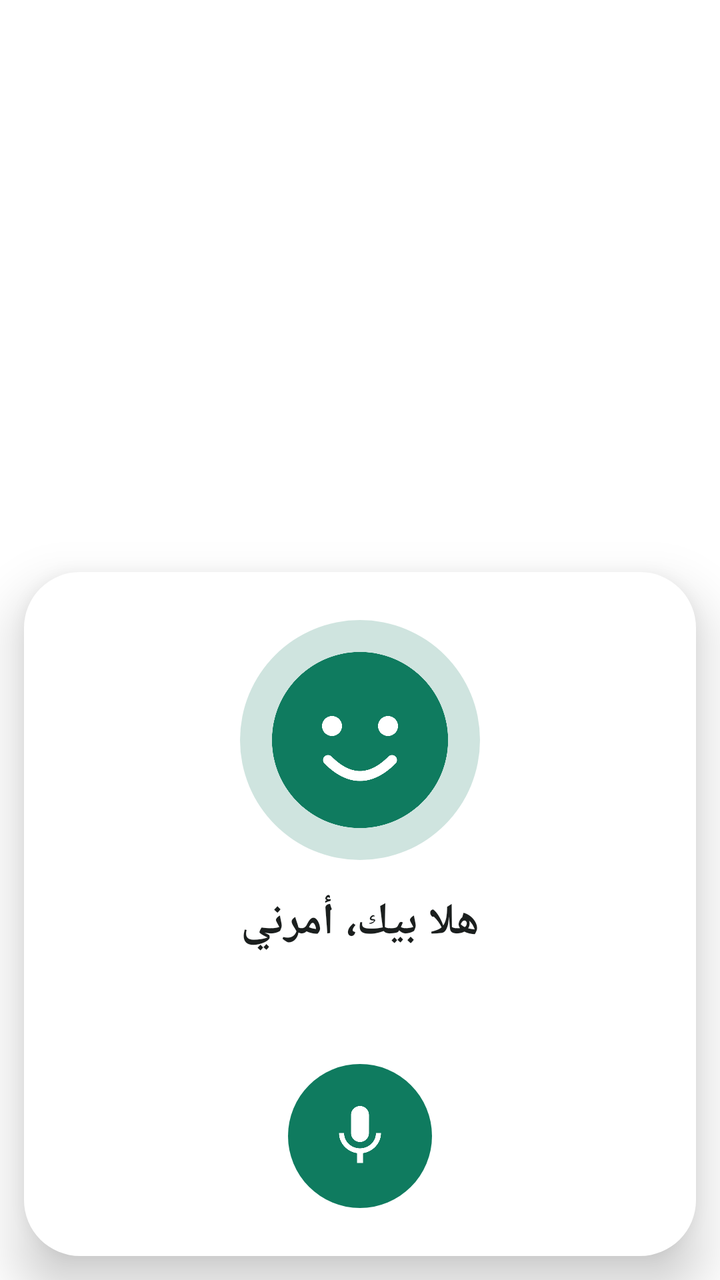
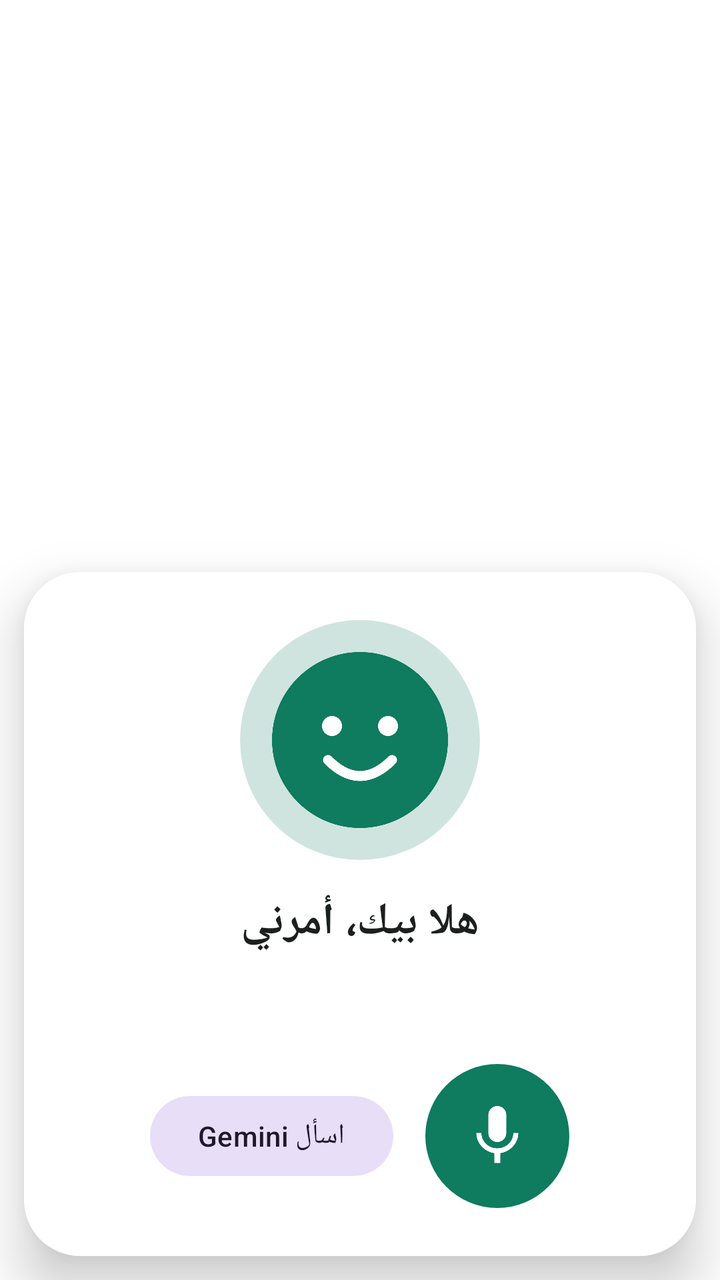

Compare the two renders of this Android layout. The source of the first and the diff that turns it into the second are given below.
<!-- AndroidManifest.xml: activity theme Theme.Naffith.Popup -->
<!-- res/layout/activity_voice_popup.xml -->
<?xml version="1.0" encoding="utf-8"?>
<FrameLayout xmlns:android="http://schemas.android.com/apk/res/android"
    android:id="@+id/popupRoot"
    android:layout_width="match_parent"
    android:layout_height="match_parent"
    android:layoutDirection="rtl">

    <LinearLayout
        android:id="@+id/popupCard"
        android:layout_width="match_parent"
        android:layout_height="wrap_content"
        android:layout_gravity="bottom"
        android:layout_margin="12dp"
        android:background="@drawable/bg_popup"
        android:elevation="16dp"
        android:gravity="center_horizontal"
        android:orientation="vertical"
        android:padding="24dp">

        <FrameLayout
            android:layout_width="120dp"
            android:layout_height="120dp">

            <View
                android:id="@+id/avatarHalo"
                android:layout_width="match_parent"
                android:layout_height="match_parent"
                android:background="@drawable/bg_avatar_halo" />

            <ImageView
                android:layout_width="88dp"
                android:layout_height="88dp"
                android:layout_gravity="center"
                android:contentDescription="@string/app_name"
                android:src="@drawable/ic_assistant_avatar" />
        </FrameLayout>

        <TextView
            android:id="@+id/statusText"
            android:layout_width="match_parent"
            android:layout_height="wrap_content"
            android:layout_marginTop="16dp"
            android:gravity="center"
            android:text="@string/hf_greeting"
            android:textColor="@color/text_primary"
            android:textSize="22sp"
            android:textStyle="bold" />

        <TextView
            android:id="@+id/transcriptText"
            android:layout_width="match_parent"
            android:layout_height="wrap_content"
            android:layout_marginTop="8dp"
            android:gravity="center"
            android:minHeight="32dp"
            android:textColor="@color/text_secondary"
            android:textSize="18sp" />

        <ImageButton
            android:id="@+id/micButton"
            android:layout_width="72dp"
            android:layout_height="72dp"
            android:layout_marginTop="16dp"
            android:background="@drawable/bg_mic_idle"
            android:contentDescription="@string/mic_description"
            android:padding="18dp"
            android:scaleType="fitCenter"
            android:src="@drawable/ic_mic" />
    </LinearLayout>
</FrameLayout>
<!-- resources referenced by this layout -->
<resources>
  <color name="text_primary">#1B1F1E</color>
  <color name="text_secondary">#5C6663</color>
  <!-- drawable bg_avatar_halo (drawable) -->
  <?xml version="1.0" encoding="utf-8"?>
  <shape xmlns:android="http://schemas.android.com/apk/res/android" android:shape="oval">
      <solid android:color="#330F7B5F" />
  </shape>
  <!-- drawable bg_mic_idle (drawable) -->
  <?xml version="1.0" encoding="utf-8"?>
  <shape xmlns:android="http://schemas.android.com/apk/res/android" android:shape="oval">
      <solid android:color="@color/brand" />
  </shape>
  <!-- drawable bg_popup (drawable) -->
  <?xml version="1.0" encoding="utf-8"?>
  <shape xmlns:android="http://schemas.android.com/apk/res/android" android:shape="rectangle">
      <solid android:color="@color/white" />
      <corners android:radius="28dp" />
  </shape>
  <!-- drawable ic_assistant_avatar (drawable) -->
  <?xml version="1.0" encoding="utf-8"?>
  <vector xmlns:android="http://schemas.android.com/apk/res/android"
      android:width="88dp"
      android:height="88dp"
      android:viewportWidth="88"
      android:viewportHeight="88">
      <path
          android:fillColor="#0F7B5F"
          android:pathData="M44,0a44,44 0,1 1,0 88a44,44 0,1 1,0 -88z" />
      <path
          android:fillColor="#FFFFFF"
          android:pathData="M30,32a5,5 0,1 1,0 10a5,5 0,1 1,0 -10z" />
      <path
          android:fillColor="#FFFFFF"
          android:pathData="M58,32a5,5 0,1 1,0 10a5,5 0,1 1,0 -10z" />
      <path
          android:fillColor="#00000000"
          android:strokeColor="#FFFFFF"
          android:strokeLineCap="round"
          android:strokeWidth="5"
          android:pathData="M28,54q16,16 32,0" />
  </vector>
  <!-- drawable ic_mic (drawable) -->
  <vector xmlns:android="http://schemas.android.com/apk/res/android"
      android:width="24dp"
      android:height="24dp"
      android:viewportWidth="24"
      android:viewportHeight="24">
      <path
          android:fillColor="#FFFFFF"
          android:pathData="M12,14c1.66,0 2.99,-1.34 2.99,-3L15,5c0,-1.66 -1.34,-3 -3,-3S9,3.34 9,5v6c0,1.66 1.34,3 3,3zM17.3,11c0,3 -2.54,5.1 -5.3,5.1S6.7,14 6.7,11L5,11c0,3.41 2.72,6.23 6,6.72L11,21h2v-3.28c3.28,-0.48 6,-3.3 6,-6.72h-1.7z" />
  </vector>
  <string name="app_name">نفّذ</string>
  <string name="hf_greeting">هلا بيك، أمرني</string>
  <string name="mic_description">اضغط وتكلم</string>
  <style name="Theme.Naffith.Popup" parent="Theme.Naffith">
          <item name="android:windowIsTranslucent">true</item>
          <item name="android:windowBackground">@android:color/transparent</item>
          <item name="android:backgroundDimEnabled">true</item>
          <item name="android:backgroundDimAmount">0.4</item>
          <item name="android:windowAnimationStyle">@android:style/Animation.InputMethod</item>
          <item name="android:statusBarColor">@android:color/transparent</item>
      </style>
  <color name="brand">#0F7B5F</color>
  <color name="white">#FFFFFF</color>
  <style name="Theme.Naffith" parent="Theme.Material3.Light.NoActionBar">
          <item name="colorPrimary">@color/brand</item>
          <item name="colorPrimaryDark">@color/brand_dark</item>
          <item name="android:statusBarColor">@color/brand_dark</item>
          <item name="android:windowBackground">@color/white</item>
      </style>
  <color name="brand_dark">#0A5A45</color>
</resources>

<!-- the commit's change to res/layout/activity_voice_popup.xml (unified diff, before → after) -->
@@ -56,15 +56,46 @@
             android:textColor="@color/text_secondary"
             android:textSize="18sp" />
 
-        <ImageButton
-            android:id="@+id/micButton"
-            android:layout_width="72dp"
-            android:layout_height="72dp"
+        
+        <TextView
+            android:id="@+id/answerText"
+            android:layout_width="match_parent"
+            android:layout_height="wrap_content"
+            android:layout_marginTop="10dp"
+            android:background="@drawable/bg_card"
+            android:lineSpacingExtra="4dp"
+            android:maxLines="9"
+            android:padding="14dp"
+            android:scrollbars="vertical"
+            android:textColor="@color/text_primary"
+            android:textIsSelectable="true"
+            android:textSize="17sp"
+            android:visibility="gone" />
+
+        <LinearLayout
+            android:layout_width="wrap_content"
+            android:layout_height="wrap_content"
             android:layout_marginTop="16dp"
-            android:background="@drawable/bg_mic_idle"
-            android:contentDescription="@string/mic_description"
-            android:padding="18dp"
-            android:scaleType="fitCenter"
-            android:src="@drawable/ic_mic" />
+            android:gravity="center_vertical"
+            android:orientation="horizontal">
+
+            <ImageButton
+                android:id="@+id/micButton"
+                android:layout_width="72dp"
+                android:layout_height="72dp"
+                android:background="@drawable/bg_mic_idle"
+                android:contentDescription="@string/mic_description"
+                android:padding="18dp"
+                android:scaleType="fitCenter"
+                android:src="@drawable/ic_mic" />
+
+            <com.google.android.material.button.MaterialButton
+                android:id="@+id/geminiButton"
+                style="@style/Widget.Material3.Button.TonalButton"
+                android:layout_width="wrap_content"
+                android:layout_height="wrap_content"
+                android:layout_marginStart="16dp"
+                android:text="@string/ask_gemini" />
+        </LinearLayout>
     </LinearLayout>
 </FrameLayout>
<!-- resource entries referenced after the edit -->
@@ -6,6 +6,12 @@
   <?xml version="1.0" encoding="utf-8"?>
   <shape xmlns:android="http://schemas.android.com/apk/res/android" android:shape="oval">
       <solid android:color="#330F7B5F" />
+  </shape>
+  <!-- drawable bg_card (drawable) -->
+  <?xml version="1.0" encoding="utf-8"?>
+  <shape xmlns:android="http://schemas.android.com/apk/res/android" android:shape="rectangle">
+      <solid android:color="@color/surface_card" />
+      <corners android:radius="20dp" />
   </shape>
   <!-- drawable bg_mic_idle (drawable) -->
   <?xml version="1.0" encoding="utf-8"?>
@@ -52,6 +58,7 @@
           android:pathData="M12,14c1.66,0 2.99,-1.34 2.99,-3L15,5c0,-1.66 -1.34,-3 -3,-3S9,3.34 9,5v6c0,1.66 1.34,3 3,3zM17.3,11c0,3 -2.54,5.1 -5.3,5.1S6.7,14 6.7,11L5,11c0,3.41 2.72,6.23 6,6.72L11,21h2v-3.28c3.28,-0.48 6,-3.3 6,-6.72h-1.7z" />
   </vector>
   <string name="app_name">نفّذ</string>
+  <string name="ask_gemini">اسأل Gemini</string>
   <string name="hf_greeting">هلا بيك، أمرني</string>
   <string name="mic_description">اضغط وتكلم</string>
   <style name="Theme.Naffith.Popup" parent="Theme.Naffith">
@@ -62,6 +69,7 @@
           <item name="android:windowAnimationStyle">@android:style/Animation.InputMethod</item>
           <item name="android:statusBarColor">@android:color/transparent</item>
       </style>
+  <color name="surface_card">#F2F7F5</color>
   <color name="brand">#0F7B5F</color>
   <color name="white">#FFFFFF</color>
   <style name="Theme.Naffith" parent="Theme.Material3.Light.NoActionBar">
